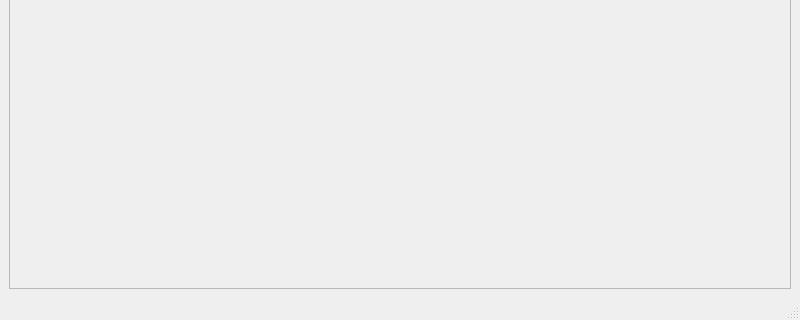
The window that logPrint/mainwindow.ui (istominrs/logPrinter) describes before a commit, drawn with Qt 5; both pictures show x 0 to 800 and y 280 to 600 of the 800 by 600 pixel window.
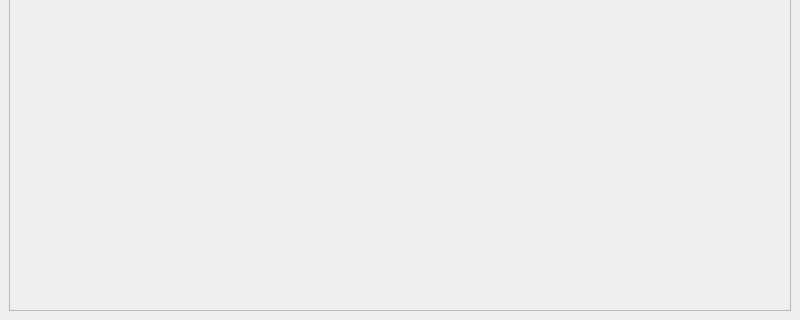
The same window after the commit.

Patch:
```diff
--- a/logPrint/mainwindow.ui
+++ b/logPrint/mainwindow.ui
@@ -26,7 +26,7 @@
          <x>0</x>
          <y>0</y>
          <width>780</width>
-         <height>536</height>
+         <height>558</height>
         </rect>
        </property>
        <layout class="QVBoxLayout" name="verticalLayout">
@@ -63,7 +63,6 @@
    <addaction name="menu"/>
    <addaction name="menu_2"/>
   </widget>
-  <widget class="QStatusBar" name="statusbar"/>
   <action name="chooseFileAction">
    <property name="text">
     <string>Выбрать файл</string>
```
